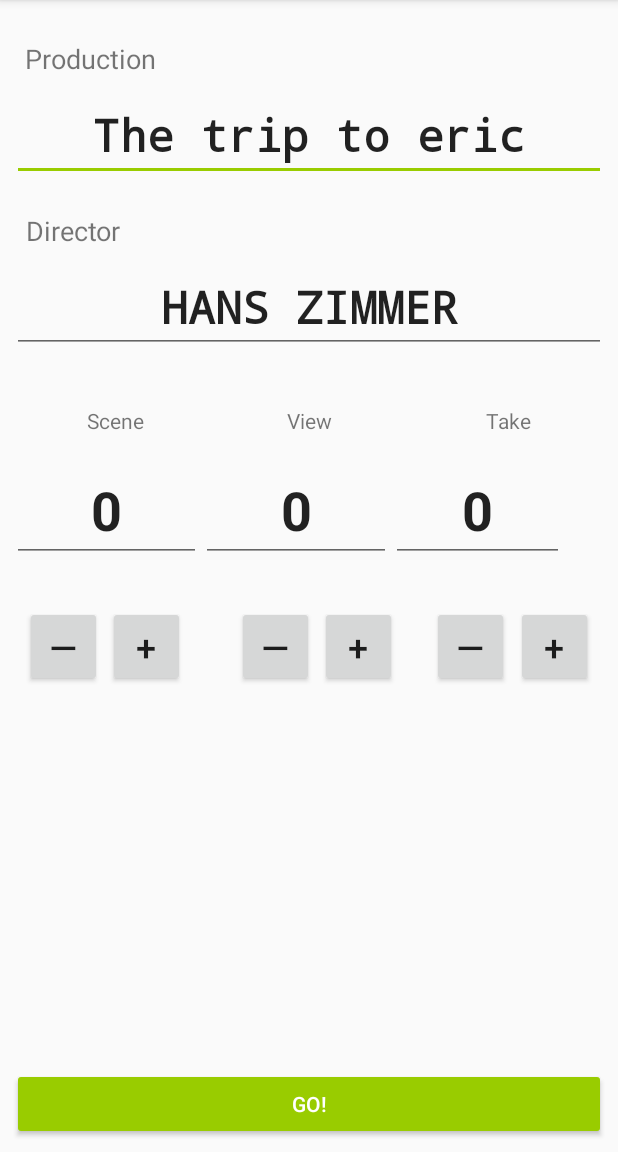
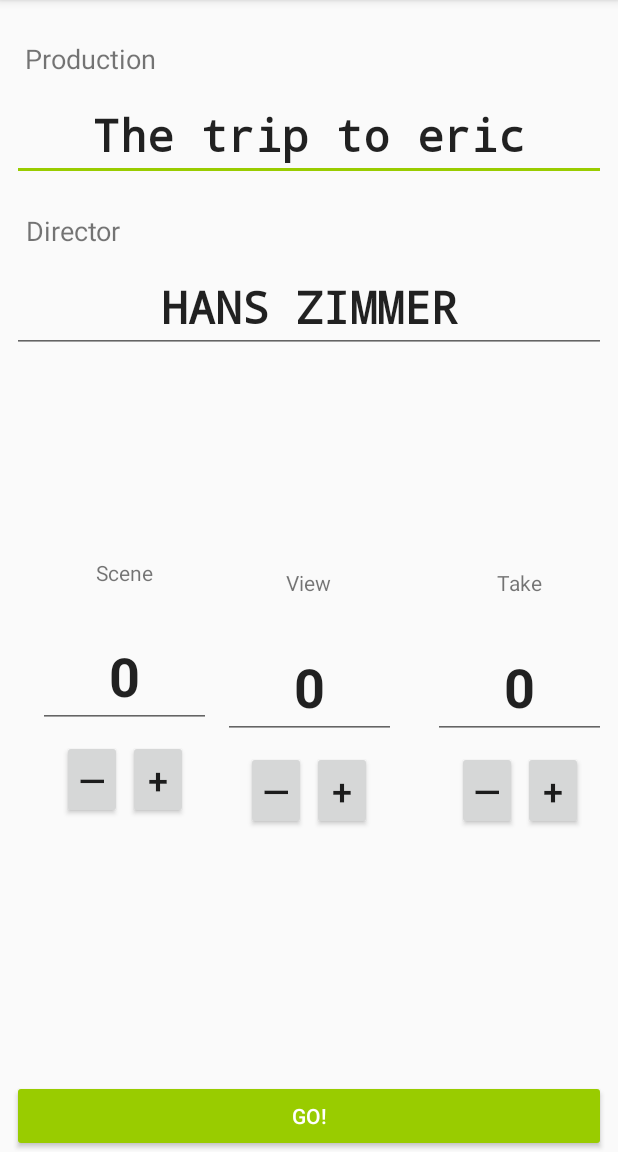
Before and after one commit to kongr45gpen/SonoClapper, an Android app: the screen it shows after launch (MainActivity), on a phone screen of 412 x 824 dp, the part 84-1236 px from its top. Run offline under Robolectric (Android 15) with nearby library versions, the phone set to English and light mode, and no system bars.

Commit message:
Fixed constraints for both vertical and horizontal view, data entered in horizontal mode is now correctly shown on vertical mode and vice versa.

```diff
--- a/app/src/main/java/org/helit/sonoclapper/MainActivity.java
+++ b/app/src/main/java/org/helit/sonoclapper/MainActivity.java
@@ -6,6 +6,7 @@
 import android.os.Bundle;
 import android.preference.PreferenceManager;
 import android.support.v7.app.AppCompatActivity;
+import android.util.Log;
 import android.view.Menu;
 import android.view.MenuInflater;
 import android.view.MenuItem;
@@ -17,6 +18,8 @@
     EditText viewText;
     EditText takeText;
 
+//    private SharedPreferences mPrefs;
+
     @Override
     protected void onCreate(Bundle savedInstanceState) {
         super.onCreate(savedInstanceState);
@@ -27,6 +30,8 @@
         takeText = (EditText) findViewById(R.id.take_edit_text);
 
         setVolumeControlStream(AudioManager.STREAM_MUSIC);
+
+//        mPrefs = getSharedPreferences("SonoClapper", MODE_PRIVATE);
     }
 
     @Override
--- a/app/src/main/res/layout-land/activity_main.xml
+++ b/app/src/main/res/layout-land/activity_main.xml
@@ -12,11 +12,11 @@
         android:layout_height="wrap_content"
         android:text="Take"
         android:layout_marginLeft="8dp"
-        app:layout_constraintLeft_toLeftOf="@+id/editText5"
+        app:layout_constraintLeft_toLeftOf="@+id/take_edit_text"
         android:layout_marginRight="8dp"
-        app:layout_constraintRight_toRightOf="@+id/editText5"
+        app:layout_constraintRight_toRightOf="@+id/take_edit_text"
         android:layout_marginBottom="8dp"
-        app:layout_constraintBottom_toTopOf="@+id/editText5" />
+        app:layout_constraintBottom_toTopOf="@+id/take_edit_text" />
 
     <TextView
         android:id="@+id/textView7"
@@ -24,11 +24,11 @@
         android:layout_height="wrap_content"
         android:text="View"
         android:layout_marginLeft="8dp"
-        app:layout_constraintLeft_toLeftOf="@+id/editText4"
+        app:layout_constraintLeft_toLeftOf="@+id/view_edit_text"
         android:layout_marginRight="8dp"
-        app:layout_constraintRight_toRightOf="@+id/editText4"
+        app:layout_constraintRight_toRightOf="@+id/view_edit_text"
         android:layout_marginBottom="8dp"
-        app:layout_constraintBottom_toTopOf="@+id/editText4" />
+        app:layout_constraintBottom_toTopOf="@+id/view_edit_text" />
 
     <TextView
         android:id="@+id/textView6"
@@ -36,15 +36,15 @@
         android:layout_height="wrap_content"
         android:text="Scene"
         android:layout_marginLeft="8dp"
-        app:layout_constraintLeft_toLeftOf="@+id/editText3"
+        app:layout_constraintLeft_toLeftOf="@+id/scene_edit_text"
         android:layout_marginRight="8dp"
-        app:layout_constraintRight_toRightOf="@+id/editText3"
+        app:layout_constraintRight_toRightOf="@+id/scene_edit_text"
         android:layout_marginBottom="8dp"
-        app:layout_constraintBottom_toTopOf="@+id/editText3"
+        app:layout_constraintBottom_toTopOf="@+id/scene_edit_text"
         app:layout_constraintHorizontal_bias="0.466" />
 
     <EditText
-        android:id="@+id/editText5"
+        android:id="@+id/take_edit_text"
         android:layout_width="115dp"
         android:layout_height="wrap_content"
         android:layout_weight="1"
@@ -54,16 +54,16 @@
         android:textAlignment="center"
         android:textSize="36sp"
         android:textStyle="bold"
-        app:layout_constraintLeft_toRightOf="@+id/editText4"
+        app:layout_constraintLeft_toRightOf="@+id/view_edit_text"
         android:layout_marginLeft="50dp"
-        app:layout_constraintBottom_toBottomOf="@+id/editText4"
+        app:layout_constraintBottom_toBottomOf="@+id/view_edit_text"
         android:layout_marginBottom="8dp"
-        app:layout_constraintTop_toTopOf="@+id/editText4"
+        app:layout_constraintTop_toTopOf="@+id/view_edit_text"
         android:layout_marginTop="0dp"
         app:layout_constraintVertical_bias="0.0" />
 
     <EditText
-        android:id="@+id/editText3"
+        android:id="@+id/scene_edit_text"
         android:layout_width="115dp"
         android:layout_height="wrap_content"
         android:layout_weight="1"
@@ -73,16 +73,16 @@
         android:textAlignment="center"
         android:textSize="36sp"
         android:textStyle="bold"
-        app:layout_constraintRight_toLeftOf="@+id/editText4"
+        app:layout_constraintRight_toLeftOf="@+id/view_edit_text"
         android:layout_marginRight="50dp"
-        app:layout_constraintBottom_toBottomOf="@+id/editText4"
+        app:layout_constraintBottom_toBottomOf="@+id/view_edit_text"
         android:layout_marginBottom="8dp"
-        app:layout_constraintTop_toTopOf="@+id/editText4"
+        app:layout_constraintTop_toTopOf="@+id/view_edit_text"
         android:layout_marginTop="0dp"
         app:layout_constraintVertical_bias="0.0" />
 
     <EditText
-        android:id="@+id/editText4"
+        android:id="@+id/view_edit_text"
         android:layout_width="115dp"
         android:layout_height="wrap_content"
         android:layout_weight="1"
--- a/app/src/main/res/layout/activity_main.xml
+++ b/app/src/main/res/layout/activity_main.xml
@@ -6,24 +6,83 @@
     android:layout_height="match_parent"
     tools:context="org.helit.sonoclapper.MainActivity">
 
+    <LinearLayout
+        android:layout_width="wrap_content"
+        android:layout_height="wrap_content"
+        android:orientation="horizontal"
+        android:layout_marginLeft="8dp"
+        app:layout_constraintLeft_toLeftOf="@+id/take_edit_text"
+        android:layout_marginRight="8dp"
+        app:layout_constraintRight_toRightOf="@+id/take_edit_text"
+        android:layout_marginTop="8dp"
+        app:layout_constraintTop_toBottomOf="@+id/take_edit_text">
+
         <Button
-        android:id="@+id/button1"
-        android:layout_width="51dp"
-        android:layout_height="54dp"
-        android:layout_marginBottom="8dp"
-        android:layout_marginLeft="8dp"
-        android:layout_marginRight="8dp"
-        android:layout_marginTop="8dp"
+            android:id="@+id/button5"
+            android:layout_width="40dp"
+            android:layout_height="wrap_content"
+            android:layout_marginRight="2dp"
             android:layout_weight="1"
             android:onClick="num_decrement"
             android:text="—"
             android:textSize="24sp"
-        app:layout_constraintBottom_toBottomOf="parent"
-        app:layout_constraintHorizontal_bias="0.025"
-        app:layout_constraintLeft_toLeftOf="parent"
-        app:layout_constraintRight_toRightOf="parent"
-        app:layout_constraintTop_toBottomOf="@+id/linearLayout"
-        app:layout_constraintVertical_bias="0.065" />
+            app:layout_constraintBottom_toTopOf="@+id/clap_button"
+            app:layout_constraintLeft_toLeftOf="@+id/scene_edit_text"
+            app:layout_constraintRight_toLeftOf="@+id/button2" />
+
+        <Button
+            android:id="@+id/button6"
+            android:layout_width="40dp"
+            android:layout_height="wrap_content"
+            android:layout_marginLeft="2dp"
+            android:layout_weight="1"
+            android:onClick="num_increment"
+            android:text="+"
+            android:textSize="24sp"
+            app:layout_constraintBottom_toTopOf="@+id/clap_button"
+            app:layout_constraintRight_toRightOf="@+id/scene_edit_text" />
+
+    </LinearLayout>
+
+    <LinearLayout
+        android:layout_width="wrap_content"
+        android:layout_height="wrap_content"
+        android:orientation="horizontal"
+        android:layout_marginLeft="8dp"
+        app:layout_constraintLeft_toLeftOf="@+id/view_edit_text"
+        android:layout_marginRight="8dp"
+        app:layout_constraintRight_toRightOf="@+id/view_edit_text"
+        android:layout_marginTop="8dp"
+        app:layout_constraintTop_toBottomOf="@+id/view_edit_text"
+        app:layout_constraintHorizontal_bias="0.466"
+        android:id="@+id/linearLayout2">
+
+        <Button
+            android:id="@+id/button3"
+            android:layout_width="40dp"
+            android:layout_height="wrap_content"
+            android:layout_marginRight="2dp"
+            android:layout_weight="1"
+            android:onClick="num_decrement"
+            android:text="—"
+            android:textSize="24sp"
+            app:layout_constraintBottom_toTopOf="@+id/clap_button"
+            app:layout_constraintLeft_toLeftOf="@+id/scene_edit_text"
+            app:layout_constraintRight_toLeftOf="@+id/button2" />
+
+        <Button
+            android:id="@+id/button4"
+            android:layout_width="40dp"
+            android:layout_height="wrap_content"
+            android:layout_marginLeft="2dp"
+            android:layout_weight="1"
+            android:onClick="num_increment"
+            android:text="+"
+            android:textSize="24sp"
+            app:layout_constraintBottom_toTopOf="@+id/clap_button"
+            app:layout_constraintRight_toRightOf="@+id/scene_edit_text" />
+
+    </LinearLayout>
 
     <EditText
         android:id="@+id/editText"
@@ -100,31 +159,78 @@
         android:layout_marginEnd="8dp" />
 
     <LinearLayout
-        android:layout_width="368dp"
-        android:layout_height="0dp"
-        android:layout_marginEnd="8dp"
+        android:layout_width="wrap_content"
+        android:layout_height="wrap_content"
         android:layout_marginLeft="8dp"
         android:layout_marginRight="8dp"
-        android:layout_marginStart="8dp"
-        android:layout_marginTop="70dp"
+        android:layout_marginTop="8dp"
         android:orientation="horizontal"
+        app:layout_constraintLeft_toLeftOf="@+id/scene_edit_text"
+        app:layout_constraintRight_toRightOf="@+id/scene_edit_text"
+        app:layout_constraintTop_toBottomOf="@+id/scene_edit_text"
+        android:id="@+id/linearLayout">
+
+        <Button
+            android:id="@+id/button1"
+            android:layout_width="40dp"
+            android:layout_height="wrap_content"
+            android:layout_marginRight="2dp"
+            android:layout_weight="1"
+            android:onClick="num_decrement"
+            android:text="—"
+            android:textSize="24sp"
+            app:layout_constraintBottom_toTopOf="@+id/clap_button"
+            app:layout_constraintLeft_toLeftOf="@+id/scene_edit_text"
+            app:layout_constraintRight_toLeftOf="@+id/button2" />
+
+        <Button
+            android:id="@+id/button2"
+            android:layout_width="40dp"
+            android:layout_height="wrap_content"
+            android:layout_marginLeft="2dp"
+            android:layout_weight="1"
+            android:onClick="num_increment"
+            android:text="+"
+            android:textSize="24sp"
+            app:layout_constraintBottom_toTopOf="@+id/clap_button"
+            app:layout_constraintRight_toRightOf="@+id/scene_edit_text" />
+
+    </LinearLayout>
+
+    <Button
+        android:id="@+id/clap_button"
+        style="@style/Widget.AppCompat.Button.Colored"
+        android:layout_width="0dp"
+        android:layout_height="wrap_content"
+        android:layout_marginLeft="8dp"
+        android:layout_marginRight="8dp"
+        android:onClick="go_button"
+        android:text="GO!"
+        app:layout_constraintBottom_toBottomOf="parent"
+        app:layout_constraintHorizontal_bias="0.0"
         app:layout_constraintLeft_toLeftOf="parent"
         app:layout_constraintRight_toRightOf="parent"
-        app:layout_constraintTop_toBottomOf="@+id/editText2"
-        android:id="@+id/linearLayout"
-        app:layout_constraintHorizontal_bias="0.0">
+        android:layout_marginStart="8dp"
+        android:layout_marginEnd="8dp" />
 
     <EditText
         android:id="@+id/scene_edit_text"
         android:layout_width="115dp"
         android:layout_height="wrap_content"
+        android:layout_marginLeft="8dp"
+        android:layout_marginRight="8dp"
+        android:layout_marginTop="-7dp"
         android:layout_weight="1"
         android:ems="10"
         android:inputType="numberSigned"
         android:text="0"
         android:textAlignment="center"
         android:textSize="36sp"
-            android:textStyle="bold" />
+        android:textStyle="bold"
+        app:layout_constraintLeft_toLeftOf="parent"
+        app:layout_constraintRight_toLeftOf="@+id/view_edit_text"
+        app:layout_constraintTop_toTopOf="@+id/view_edit_text"
+        app:layout_constraintHorizontal_bias="1.0" />
 
     <EditText
         android:id="@+id/view_edit_text"
@@ -136,7 +242,17 @@
         android:text="0"
         android:textAlignment="center"
         android:textSize="36sp"
-            android:textStyle="bold" />
+        android:textStyle="bold"
+        android:layout_marginLeft="8dp"
+        app:layout_constraintLeft_toLeftOf="parent"
+        android:layout_marginRight="8dp"
+        app:layout_constraintRight_toRightOf="parent"
+        android:layout_marginTop="8dp"
+        app:layout_constraintTop_toBottomOf="@+id/editText2"
+        app:layout_constraintHorizontal_bias="0.501"
+        android:layout_marginBottom="8dp"
+        app:layout_constraintBottom_toTopOf="@+id/clap_button"
+        app:layout_constraintVertical_bias="0.45" />
 
     <EditText
         android:id="@+id/take_edit_text"
@@ -147,162 +263,65 @@
         android:text="0"
         android:textAlignment="center"
         android:textSize="36sp"
-            android:textStyle="bold" />
-
-    </LinearLayout>
+        android:textStyle="bold"
+        android:layout_marginRight="8dp"
+        app:layout_constraintRight_toRightOf="parent"
+        app:layout_constraintLeft_toRightOf="@+id/view_edit_text"
+        android:layout_marginLeft="8dp"
+        app:layout_constraintTop_toTopOf="@+id/view_edit_text"
+        android:layout_marginTop="0dp"
+        app:layout_constraintHorizontal_bias="1.0" />
 
     <TextView
         android:id="@+id/textView3"
         android:layout_width="wrap_content"
         android:layout_height="wrap_content"
+        android:layout_marginEnd="8dp"
+        android:layout_marginStart="8dp"
+        android:text="Scene"
+        android:layout_marginLeft="8dp"
+        app:layout_constraintLeft_toLeftOf="@+id/scene_edit_text"
+        android:layout_marginRight="8dp"
+        app:layout_constraintRight_toRightOf="@+id/scene_edit_text"
+        android:layout_marginTop="8dp"
+        app:layout_constraintTop_toBottomOf="@+id/editText2"
         android:layout_marginBottom="8dp"
-        android:layout_marginLeft="8dp"
-        android:layout_marginRight="8dp"
-        android:text="Scene"
-        app:layout_constraintHorizontal_bias="0.139"
-        app:layout_constraintLeft_toLeftOf="parent"
-        app:layout_constraintRight_toRightOf="parent"
-        app:layout_constraintTop_toTopOf="parent"
-        android:layout_marginTop="8dp"
-        app:layout_constraintVertical_bias="0.974"
-        app:layout_constraintBottom_toTopOf="@+id/linearLayout" />
+        app:layout_constraintBottom_toTopOf="@+id/scene_edit_text"
+        app:layout_constraintVertical_bias="0.886" />
 
     <TextView
         android:id="@+id/textView4"
         android:layout_width="wrap_content"
         android:layout_height="wrap_content"
+        android:layout_marginEnd="8dp"
+        android:layout_marginStart="8dp"
         android:text="View"
+        android:layout_marginLeft="8dp"
+        app:layout_constraintLeft_toLeftOf="@+id/view_edit_text"
         android:layout_marginRight="8dp"
-        app:layout_constraintRight_toRightOf="parent"
-        android:layout_marginLeft="8dp"
-        app:layout_constraintLeft_toLeftOf="parent"
-        android:layout_marginBottom="15dp"
-        app:layout_constraintBottom_toTopOf="@+id/linearLayout" />
+        app:layout_constraintRight_toRightOf="@+id/view_edit_text"
+        android:layout_marginBottom="8dp"
+        app:layout_constraintBottom_toTopOf="@+id/view_edit_text"
+        android:layout_marginTop="8dp"
+        app:layout_constraintTop_toBottomOf="@+id/editText2"
+        app:layout_constraintHorizontal_bias="0.492"
+        app:layout_constraintVertical_bias="0.886" />
 
     <TextView
         android:id="@+id/textView5"
         android:layout_width="wrap_content"
         android:layout_height="wrap_content"
+        android:layout_marginEnd="8dp"
+        android:layout_marginStart="8dp"
         android:text="Take"
-        app:layout_constraintTop_toTopOf="parent"
+        android:layout_marginLeft="8dp"
+        app:layout_constraintLeft_toLeftOf="@+id/take_edit_text"
+        android:layout_marginRight="8dp"
+        app:layout_constraintRight_toRightOf="@+id/take_edit_text"
+        android:layout_marginBottom="8dp"
+        app:layout_constraintBottom_toTopOf="@+id/take_edit_text"
         android:layout_marginTop="8dp"
-        android:layout_marginBottom="8dp"
-        android:layout_marginRight="8dp"
-        app:layout_constraintRight_toRightOf="parent"
-        android:layout_marginLeft="8dp"
-        app:layout_constraintLeft_toLeftOf="parent"
-        app:layout_constraintHorizontal_bias="0.863"
-        app:layout_constraintVertical_bias="0.973"
-        app:layout_constraintBottom_toTopOf="@+id/linearLayout" />
-
-    <Button
-        android:id="@+id/button6"
-        android:layout_width="51dp"
-        android:layout_height="54dp"
-        android:layout_marginBottom="8dp"
-        android:layout_marginLeft="8dp"
-        android:layout_marginRight="8dp"
-        android:layout_marginTop="8dp"
-        android:layout_weight="1"
-        android:onClick="num_increment"
-        android:text="+"
-        android:textSize="24sp"
-        app:layout_constraintBottom_toBottomOf="parent"
-        app:layout_constraintHorizontal_bias="0.974"
-        app:layout_constraintLeft_toLeftOf="parent"
-        app:layout_constraintRight_toRightOf="parent"
-        app:layout_constraintTop_toBottomOf="@+id/linearLayout"
-        app:layout_constraintVertical_bias="0.065" />
-
-    <Button
-        android:id="@+id/button4"
-        android:layout_width="51dp"
-        android:layout_height="54dp"
-        android:layout_marginBottom="8dp"
-        android:layout_marginLeft="8dp"
-        android:layout_marginRight="8dp"
-        android:layout_marginTop="8dp"
-        android:layout_weight="1"
-        android:onClick="num_increment"
-        android:text="+"
-        android:textSize="24sp"
-        app:layout_constraintBottom_toBottomOf="parent"
-        app:layout_constraintHorizontal_bias="0.596"
-        app:layout_constraintLeft_toLeftOf="parent"
-        app:layout_constraintRight_toRightOf="parent"
-        app:layout_constraintTop_toBottomOf="@+id/linearLayout"
-        app:layout_constraintVertical_bias="0.065" />
-
-    <Button
-        android:id="@+id/button3"
-        android:layout_width="51dp"
-        android:layout_height="54dp"
-        android:layout_marginBottom="8dp"
-        android:layout_marginLeft="8dp"
-        android:layout_marginRight="8dp"
-        android:layout_marginTop="8dp"
-        android:layout_weight="1"
-        android:onClick="num_decrement"
-        android:text="—"
-        android:textSize="24sp"
-        app:layout_constraintBottom_toBottomOf="parent"
-        app:layout_constraintHorizontal_bias="0.435"
-        app:layout_constraintLeft_toLeftOf="parent"
-        app:layout_constraintRight_toRightOf="parent"
-        app:layout_constraintTop_toBottomOf="@+id/linearLayout"
-        app:layout_constraintVertical_bias="0.065" />
-
-    <Button
-        android:id="@+id/button2"
-        android:layout_width="51dp"
-        android:layout_height="54dp"
-        android:layout_marginBottom="8dp"
-        android:layout_marginLeft="8dp"
-        android:layout_marginRight="8dp"
-        android:layout_marginTop="8dp"
-        android:layout_weight="1"
-        android:onClick="num_increment"
-        android:text="+"
-        android:textSize="24sp"
-        app:layout_constraintBottom_toBottomOf="parent"
-        app:layout_constraintHorizontal_bias="0.186"
-        app:layout_constraintLeft_toLeftOf="parent"
-        app:layout_constraintRight_toRightOf="parent"
-        app:layout_constraintTop_toBottomOf="@+id/linearLayout"
-        app:layout_constraintVertical_bias="0.065" />
-
-    <Button
-        android:id="@+id/button5"
-        android:layout_width="51dp"
-        android:layout_height="54dp"
-        android:layout_marginBottom="8dp"
-        android:layout_marginLeft="8dp"
-        android:layout_marginRight="8dp"
-        android:layout_marginTop="8dp"
-        android:layout_weight="1"
-        android:onClick="num_decrement"
-        android:text="—"
-        android:textSize="24sp"
-        app:layout_constraintBottom_toBottomOf="parent"
-        app:layout_constraintHorizontal_bias="0.813"
-        app:layout_constraintLeft_toLeftOf="parent"
-        app:layout_constraintRight_toRightOf="parent"
-        app:layout_constraintTop_toBottomOf="@+id/linearLayout"
-        app:layout_constraintVertical_bias="0.065" />
-
-    <Button
-        android:id="@+id/clap_button"
-        style="@style/Widget.AppCompat.Button.Colored"
-        android:layout_width="match_parent"
-        android:layout_height="wrap_content"
-        android:layout_marginBottom="8dp"
-        android:layout_marginLeft="8dp"
-        android:layout_marginRight="8dp"
-        android:onClick="go_button"
-        android:text="GO!"
-        app:layout_constraintBottom_toBottomOf="parent"
-        app:layout_constraintHorizontal_bias="0.0"
-        app:layout_constraintLeft_toLeftOf="parent"
-        app:layout_constraintRight_toRightOf="parent" />
+        app:layout_constraintTop_toBottomOf="@+id/editText2"
+        app:layout_constraintVertical_bias="0.886" />
 
 </android.support.constraint.ConstraintLayout>
```
Lines whose indentation alone changed are shown as unchanged.
